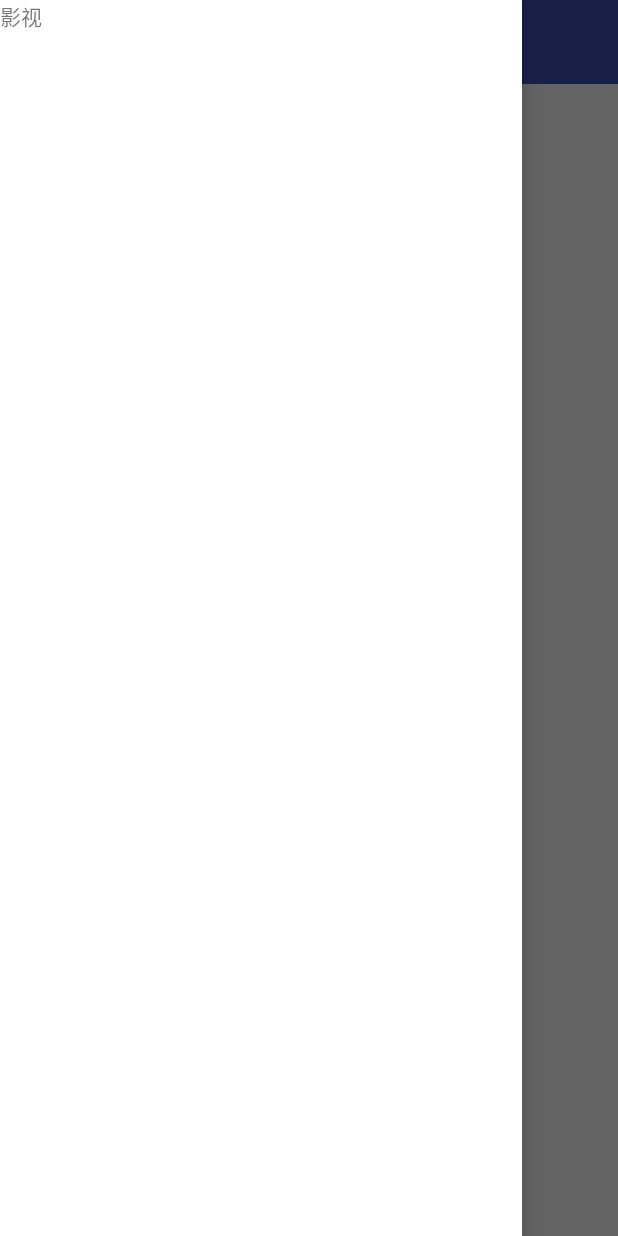
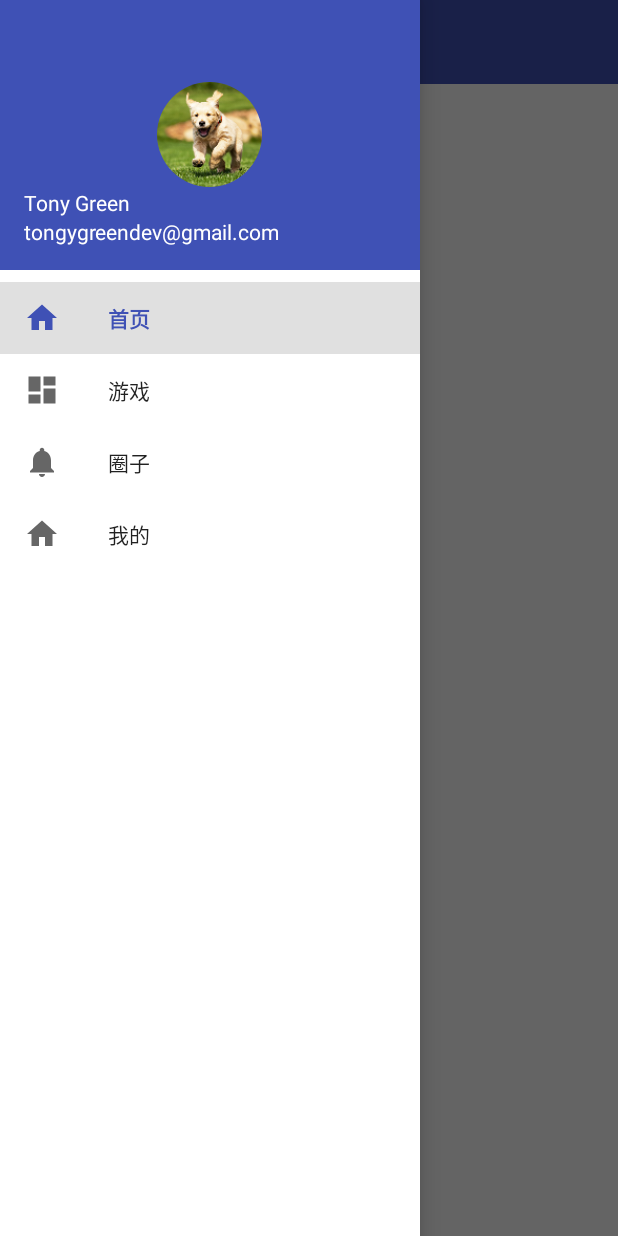
Before and after one commit to HanXuanMo/naruto, an Android app: the screen it shows after launch (MainActivity), with the side drawer open, on a phone screen of 412 x 824 dp. Run offline under Robolectric (Android 15) with nearby library versions, the phone set to English and light mode, and no system bars; our stand-ins replace CircleImageView.

Commit message:
滑动菜单完成

```diff
--- a/app/build.gradle
+++ b/app/build.gradle
@@ -20,7 +20,7 @@ android {
 }
 
 dependencies {
-    implementation fileTree(dir: 'libs', include: ['*.jar'])
+    implementation fileTree(include: ['*.jar'], dir: 'libs')
     implementation 'com.android.support:appcompat-v7:28.0.0-rc01'
     implementation 'com.android.support.constraint:constraint-layout:1.1.2'
     implementation 'com.android.support:design:28.0.0-rc01'
@@ -28,4 +28,6 @@ dependencies {
     testImplementation 'junit:junit:4.12'
     androidTestImplementation 'com.android.support.test:runner:1.0.2'
     androidTestImplementation 'com.android.support.test.espresso:espresso-core:3.0.2'
+    implementation 'com.android.support:design:28.0.0-rc01'
+    implementation 'de.hdodenhof:circleimageview:2.2.0'
 }
--- a/app/src/main/java/com/naruto/android/MainActivity.java
+++ b/app/src/main/java/com/naruto/android/MainActivity.java
@@ -1,18 +1,78 @@
 package com.naruto.android;
 
+import android.support.annotation.NonNull;
+import android.support.design.widget.NavigationView;
+import android.support.v4.view.GravityCompat;
+import android.support.v4.widget.DrawerLayout;
+import android.support.v7.app.ActionBar;
 import android.support.v7.app.AppCompatActivity;
 import android.os.Bundle;
 import android.support.v7.widget.Toolbar;
+import android.view.MenuItem;
+import android.widget.TextView;
 
 public class MainActivity extends AppCompatActivity {
+
+    private TextView mTextView;
+
+    private DrawerLayout mDrawerLayout;
 
     @Override
     protected void onCreate(Bundle savedInstanceState) {
         super.onCreate(savedInstanceState);
         setContentView(R.layout.activity_main);
 
+        //滑动菜单点击事件
+        mTextView = (TextView) findViewById(R.id.text_show);
+        NavigationView navigationView = (NavigationView) findViewById(R.id.navigation_view);
+        navigationView.setCheckedItem(R.id.home_page);
+        navigationView.setNavigationItemSelectedListener(new NavigationView.OnNavigationItemSelectedListener() {
+            @Override
+            public boolean onNavigationItemSelected(@NonNull MenuItem menuItem) {
+                switch (menuItem.getItemId()) {
+                    case R.id.home_page:
+                        mTextView.setText("首页");
+                        break;
+                    case R.id.navigation_game:
+                        mTextView.setText("游戏");
+                        break;
+                    case R.id.navigation_circle:
+                        mTextView.setText("圈子");
+                        break;
+                    case R.id.navigation_me:
+                        mTextView.setText("我的");
+                        break;
+                }
+                mDrawerLayout.closeDrawer(GravityCompat.START);
+                return true;
+            }
+        });
+
+        //ToolBar
         Toolbar toolbar = (Toolbar) findViewById(R.id.home_page);
         setSupportActionBar(toolbar);
 
+        //滑动菜单
+        mDrawerLayout = (DrawerLayout) findViewById(R.id.drawer_layout);
+        ActionBar actionBar = getSupportActionBar();
+        if (actionBar != null) {
+            actionBar.setDisplayHomeAsUpEnabled(true);
+            actionBar.setHomeAsUpIndicator(R.drawable.ic_menu_black_24dp);
+        }
+
     }
+
+    //菜单点击事件
+    @Override
+    public boolean onOptionsItemSelected(MenuItem item) {
+        switch (item.getItemId()) {
+            case android.R.id.home:
+                mDrawerLayout.openDrawer(GravityCompat.START);
+                break;
+            default:
+        }
+        return true;
+    }
+
+
 }
--- /dev/null
+++ b/app/src/main/res/drawable/ic_menu_black_24dp.xml
@@ -0,0 +1,9 @@
+<vector xmlns:android="http://schemas.android.com/apk/res/android"
+        android:width="24dp"
+        android:height="24dp"
+        android:viewportWidth="24.0"
+        android:viewportHeight="24.0">
+    <path
+        android:fillColor="#FF000000"
+        android:pathData="M3,18h18v-2L3,16v2zM3,13h18v-2L3,11v2zM3,6v2h18L21,6L3,6z"/>
+</vector>
--- a/app/src/main/res/layout/activity_main.xml
+++ b/app/src/main/res/layout/activity_main.xml
@@ -6,33 +6,22 @@
     android:id="@+id/drawer_layout"
     android:layout_width="match_parent"
     android:layout_height="match_parent"
-    tools:context=".MainActivity">
+    android:fitsSystemWindows="true"
+    tools:openDrawer="start">
 
-    <android.support.design.widget.CoordinatorLayout
+    <include
+        layout="@layout/app_bar_main"
         android:layout_width="match_parent"
-        android:layout_height="match_parent">
+        android:layout_height="match_parent"/>
 
-        <android.support.v7.widget.Toolbar
-            android:id="@+id/home_page"
-            android:layout_width="match_parent"
-            android:layout_height="?attr/actionBarSize"
-            android:background="?attr/colorPrimary"
-            android:theme="@style/ThemeOverlay.AppCompat.Dark.ActionBar"
-            app:popupTheme="@style/ThemeOverlay.AppCompat.Light"/>
-
-            <TextView
-                android:layout_width="match_parent"
-                android:layout_height="match_parent"
-                android:text="@string/title_home_page"
-                android:gravity="center"/>
-
-    </android.support.design.widget.CoordinatorLayout>
-
-    <TextView
-        android:layout_width="match_parent"
+    <android.support.design.widget.NavigationView
+        android:id="@+id/navigation_view"
+        android:layout_width="wrap_content"
         android:layout_height="match_parent"
         android:layout_gravity="start"
+        android:fitsSystemWindows="true"
         android:background="#FFF"
-        android:text="@string/tab_movies"/>
+        app:headerLayout="@layout/nav_header"
+        app:menu="@menu/navigation"/>
 
 </android.support.v4.widget.DrawerLayout>
--- /dev/null
+++ b/app/src/main/res/layout/nav_header.xml
@@ -0,0 +1,34 @@
+<?xml version="1.0" encoding="utf-8"?>
+<RelativeLayout xmlns:android="http://schemas.android.com/apk/res/android"
+    android:layout_width="match_parent"
+    android:layout_height="180dp"
+    android:padding="@dimen/fab_margin"
+    android:gravity="bottom"
+    android:background="@color/colorPrimary">
+
+    <de.hdodenhof.circleimageview.CircleImageView
+        android:id="@+id/head_image"
+        android:layout_width="70dp"
+        android:layout_height="70dp"
+        android:src="@drawable/nav_icon"
+        android:layout_centerInParent="true"/>
+
+    <TextView
+        android:id="@+id/mail"
+        android:layout_width="wrap_content"
+        android:layout_height="wrap_content"
+        android:layout_alignParentBottom="true"
+        android:text="tongygreendev@gmail.com"
+        android:textColor="#FFF"
+        android:textSize="14sp"/>
+
+    <TextView
+        android:id="@+id/username"
+        android:layout_width="wrap_content"
+        android:layout_height="wrap_content"
+        android:layout_above="@id/mail"
+        android:text="Tony Green"
+        android:textColor="#FFF"
+        android:textSize="14sp"/>
+
+</RelativeLayout>
--- a/app/src/main/res/menu/navigation.xml
+++ b/app/src/main/res/menu/navigation.xml
@@ -1,6 +1,7 @@
 <?xml version="1.0" encoding="utf-8"?>
 <menu xmlns:android="http://schemas.android.com/apk/res/android">
 
+    <group android:checkableBehavior="single">
         <item
             android:id="@+id/home_page"
             android:icon="@drawable/ic_home_black_24dp"
@@ -20,5 +21,6 @@
             android:id="@+id/navigation_me"
             android:icon="@drawable/ic_home_black_24dp"
             android:title="@string/title_me" />
+    </group>
 
 </menu>
```
Also changed, not shown: app/src/main/res/layout/app_bar_main.xml (added, +19 -0 lines), app/src/main/res/layout/content_main.xml (added, +18 -0 lines), app/src/main/res/drawable-xxhdpi/nav_icon.png (added). Lines whose indentation alone changed are shown as unchanged.
